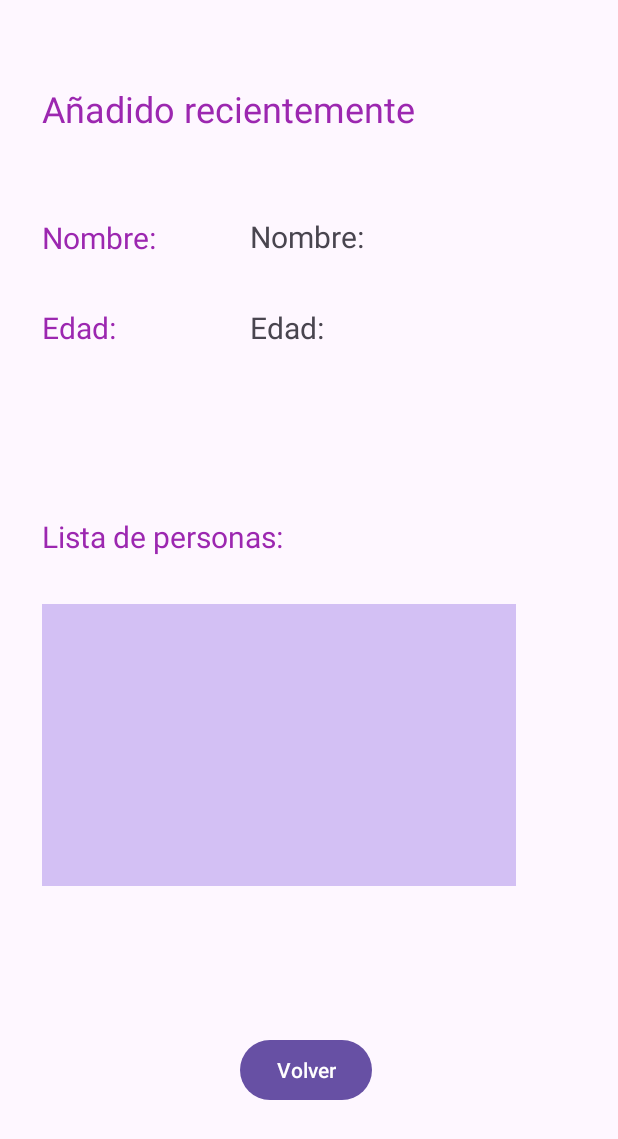
After one commit to ricardoo08/REPO-PRO_MOVILES-23-24, an Android app: the Ventana_2 screen opened directly, with no data from a screen before it, on a phone screen of 412 x 824 dp. The commit adds this screen. Shown: the top 1139 px of the screen. Run offline under Robolectric (Android 15) with nearby library versions, the phone set to English and light mode, and no system bars.

Commit message:
COMMIT DE TODO EL EJEMPLO

```diff
--- a/VARIOS_ACTIVITYS_CON_DATOS/app/build.gradle.kts
+++ b/VARIOS_ACTIVITYS_CON_DATOS/app/build.gradle.kts
@@ -33,6 +33,9 @@
     kotlinOptions {
         jvmTarget = "1.8"
     }
+    buildFeatures{
+        viewBinding=true
+    }
 }
 
 dependencies {
--- a/VARIOS_ACTIVITYS_CON_DATOS/app/src/main/AndroidManifest.xml
+++ b/VARIOS_ACTIVITYS_CON_DATOS/app/src/main/AndroidManifest.xml
@@ -13,6 +13,9 @@
         android:theme="@style/Theme.VariosActivitysPasoDatos"
         tools:targetApi="31">
         <activity
+            android:name=".Ventana_2"
+            android:exported="false" />
+        <activity
             android:name=".MainActivity"
             android:exported="true">
             <intent-filter>
--- /dev/null
+++ b/VARIOS_ACTIVITYS_CON_DATOS/app/src/main/java/com/example/variosactivityspasodatos/Ventana_2.kt
@@ -0,0 +1,11 @@
+package com.example.variosactivityspasodatos
+
+import androidx.appcompat.app.AppCompatActivity
+import android.os.Bundle
+
+class Ventana_2 : AppCompatActivity() {
+    override fun onCreate(savedInstanceState: Bundle?) {
+        super.onCreate(savedInstanceState)
+        setContentView(R.layout.activity_ventana2)
+    }
+}
--- /dev/null
+++ b/VARIOS_ACTIVITYS_CON_DATOS/app/src/main/res/layout/activity_ventana2.xml
@@ -0,0 +1,112 @@
+<?xml version="1.0" encoding="utf-8"?>
+<androidx.constraintlayout.widget.ConstraintLayout xmlns:android="http://schemas.android.com/apk/res/android"
+    xmlns:app="http://schemas.android.com/apk/res-auto"
+    xmlns:tools="http://schemas.android.com/tools"
+    android:layout_width="match_parent"
+    android:layout_height="match_parent"
+    tools:context=".Ventana_2">
+    <TextView
+        android:id="@+id/textView4"
+        android:layout_width="wrap_content"
+        android:layout_height="wrap_content"
+        android:text="Añadido recientemente"
+        android:textColor="#9C27B0"
+        android:textSize="24sp"
+        app:layout_constraintBottom_toBottomOf="parent"
+        app:layout_constraintStart_toStartOf="@+id/textView2"
+        app:layout_constraintTop_toTopOf="parent"
+        app:layout_constraintVertical_bias="0.071" />
+
+    <TextView
+        android:id="@+id/textView2"
+        android:layout_width="wrap_content"
+        android:layout_height="wrap_content"
+        android:text="Nombre:"
+        android:textColor="#9C27B0"
+        android:textSize="20sp"
+        app:layout_constraintBottom_toBottomOf="parent"
+        app:layout_constraintStart_toStartOf="@+id/textView"
+        app:layout_constraintTop_toTopOf="parent"
+        app:layout_constraintVertical_bias="0.182" />
+
+    <TextView
+        android:id="@+id/cajaNombre"
+        android:layout_width="wrap_content"
+        android:layout_height="wrap_content"
+        android:text="Nombre:"
+        android:textSize="20sp"
+        app:layout_constraintBottom_toBottomOf="parent"
+        app:layout_constraintEnd_toEndOf="parent"
+        app:layout_constraintHorizontal_bias="0.497"
+        app:layout_constraintStart_toStartOf="parent"
+        app:layout_constraintTop_toTopOf="parent"
+        app:layout_constraintVertical_bias="0.181" />
+
+    <TextView
+        android:id="@+id/cajaEdad"
+        android:layout_width="wrap_content"
+        android:layout_height="wrap_content"
+        android:text="Edad:"
+        android:textSize="20sp"
+        app:layout_constraintBottom_toBottomOf="parent"
+        app:layout_constraintStart_toStartOf="@+id/cajaNombre"
+        app:layout_constraintTop_toBottomOf="@+id/textView2"
+        app:layout_constraintVertical_bias="0.052" />
+
+    <TextView
+        android:id="@+id/textView"
+        android:layout_width="wrap_content"
+        android:layout_height="wrap_content"
+        android:text="Edad:"
+        android:textColor="#9C27B0"
+        android:textSize="20sp"
+        app:layout_constraintBottom_toBottomOf="parent"
+        app:layout_constraintStart_toStartOf="@+id/textView5"
+        app:layout_constraintTop_toBottomOf="@+id/textView2"
+        app:layout_constraintVertical_bias="0.052" />
+
+    <TextView
+        android:id="@+id/textView5"
+        android:layout_width="wrap_content"
+        android:layout_height="wrap_content"
+        android:text="Lista de personas:"
+        android:textColor="#9C27B0"
+        android:textSize="20sp"
+        app:layout_constraintBottom_toBottomOf="parent"
+        app:layout_constraintEnd_toEndOf="parent"
+        app:layout_constraintHorizontal_bias="0.111"
+        app:layout_constraintStart_toStartOf="parent"
+        app:layout_constraintTop_toBottomOf="@+id/textView2"
+        app:layout_constraintVertical_bias="0.275" />
+
+    <Button
+        android:id="@+id/boton"
+        android:layout_width="wrap_content"
+        android:layout_height="wrap_content"
+        android:layout_marginStart="123dp"
+        android:layout_marginEnd="123dp"
+        android:text="Volver"
+        app:layout_constraintBottom_toBottomOf="parent"
+        app:layout_constraintEnd_toEndOf="parent"
+        app:layout_constraintHorizontal_bias="0.17"
+        app:layout_constraintStart_toStartOf="@+id/textView2"
+        app:layout_constraintTop_toTopOf="parent"
+        app:layout_constraintVertical_bias="0.888" />
+
+    <EditText
+        android:id="@+id/multiLine"
+        android:layout_width="316dp"
+        android:layout_height="188dp"
+        android:background="#D3C0F4"
+        android:clickable="false"
+        android:ems="10"
+        android:gravity="start|top"
+        android:inputType="textMultiLine"
+        android:textColor="#253071"
+        app:layout_constraintBottom_toBottomOf="parent"
+        app:layout_constraintEnd_toEndOf="parent"
+        app:layout_constraintHorizontal_bias="0.0"
+        app:layout_constraintStart_toStartOf="@+id/textView5"
+        app:layout_constraintTop_toTopOf="parent"
+        app:layout_constraintVertical_bias="0.633" />
+</androidx.constraintlayout.widget.ConstraintLayout>
```
Also changed, not shown: VARIOS_ACTIVITYS_CON_DATOS/app/src/main/java/com/example/variosactivityspasodatos/MainActivity.kt (+18 -1 lines), VARIOS_ACTIVITYS_CON_DATOS/app/src/main/res/layout/activity_main.xml (+69 -2 lines).
